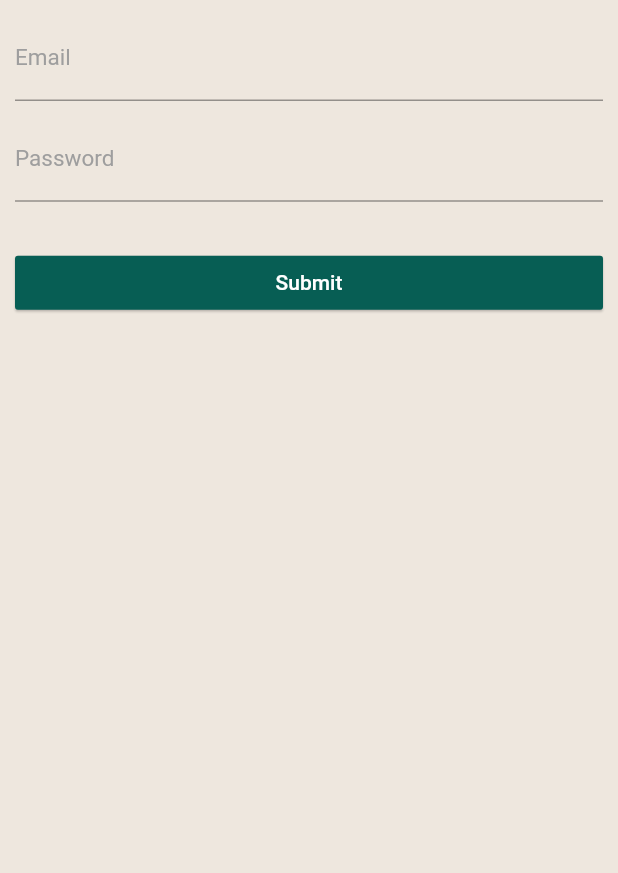
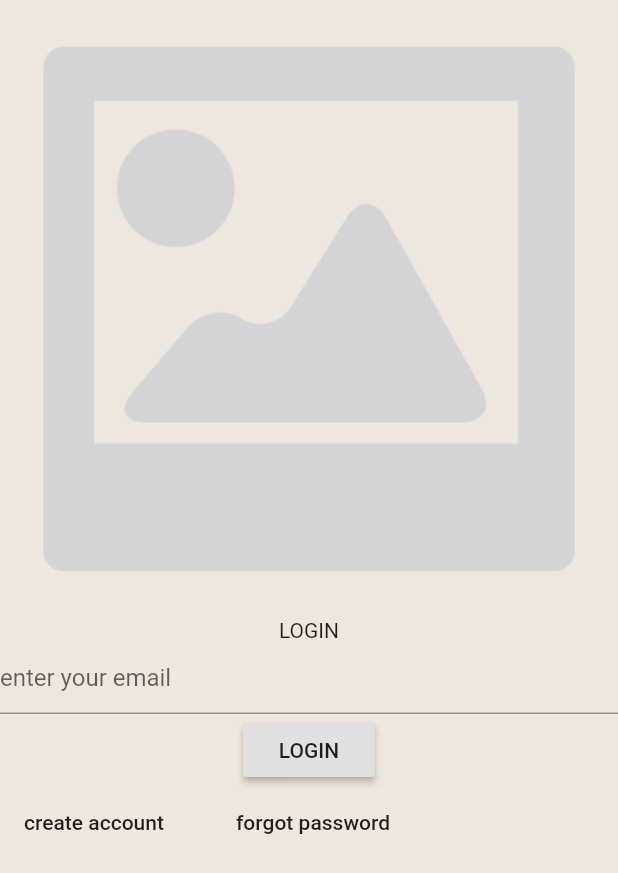
Before and after one commit to olikhanbd/flutter-chat, a Flutter app: the screen it shows after launch, on a phone screen of 412 x 824 dp. Shown: the top 873 px of the screen. Run offline on Flutter 3.47's test engine with Material 2 defaults, Android fonts, the phone set to English and light mode, and no system bars; our stand-ins replace cached_network_image, image_picker.

Commit message:
Auth screen updated

```diff
--- a/lib/screens/auth_screen.dart
+++ b/lib/screens/auth_screen.dart
@@ -8,6 +8,9 @@ class AuthScreen extends StatefulWidget {
 class _AuthScreenState extends State<AuthScreen> {
   String appBarTitle = "Login";
   bool isLogin = true;
+
+  final String loginLogo = "images/placeholder.png";
+  final String regLogo = "images/placeholder.png";
 
   TextEditingController emailController = TextEditingController();
   TextEditingController passwordController = TextEditingController();
@@ -26,74 +29,35 @@ class _AuthScreenState extends State<AuthScreen> {
   }
 
   Widget buildLogin() {
-    return Container(
-      child: Form(
-          key: _formKey,
-          child: Padding(
-            padding: EdgeInsets.all(10.0),
-            child: ListView(
-              children: <Widget>[
-                ///////////////////EMAIL INPUT//////////////////////////////////
-                Container(
-                    margin: EdgeInsets.only(bottom: 10.0),
-                    child: TextFormField(
-                      controller: emailController,
-                      validator: (String value) {
-                        if (value.isEmpty)
-                          return "Please enter a valid email address";
-                      },
-                      keyboardType: TextInputType.emailAddress,
-                      style: TextStyle(fontSize: 15.0),
-                      decoration: InputDecoration(
-                          labelText: "Email",
-                          labelStyle:
-                              TextStyle(fontSize: 15.0, color: Colors.grey),
-                          errorStyle:
-                              TextStyle(color: Colors.red, fontSize: 15.0),
-                          border: UnderlineInputBorder(
-                              borderSide: BorderSide(
-                                  color: Theme.of(context).primaryColor,
-                                  width: 1.0))),
-                    )),
-
-                /////////////////////////PASSWORD INPUT/////////////////////////
-                Container(
-                    margin: EdgeInsets.only(bottom: 10.0),
-                    child: TextFormField(
-                      controller: passwordController,
-                      validator: (String value) {
-                        if (value.isEmpty)
-                          return "Please enter a valid password";
-                      },
-                      style: TextStyle(fontSize: 15.0),
-                      obscureText: true,
-                      decoration: InputDecoration(
-                          labelText: "Password",
-                          labelStyle:
-                              TextStyle(fontSize: 15.0, color: Colors.grey),
-                          errorStyle:
-                              TextStyle(color: Colors.red, fontSize: 15.0),
-                          border: UnderlineInputBorder(
-                              borderSide: BorderSide(
-                                  color: Theme.of(context).primaryColor,
-                                  width: 1.0))),
-                    )),
-
-                /////////////////////////SUBMIT BUTTON//////////////////////////
-                Container(
-                    margin: EdgeInsets.only(top: 20.0, bottom: 10.0),
-                    child: RaisedButton(
-                      color: Theme.of(context).primaryColor,
-                      elevation: 0.7,
-                      child: Text(
-                        "Submit",
-                        style: TextStyle(color: Colors.white),
-                      ),
-                      onPressed: () {},
-                    ))
-              ],
+    return SingleChildScrollView(
+      child: Column(
+        children: <Widget>[
+          Image.asset(loginLogo),
+          Text("Login".toUpperCase()),
+          TextField(
+            decoration: InputDecoration(
+              hintText: "enter your email",
             ),
-          )),
+          ),
+          RaisedButton(
+            child: Text("Login".toUpperCase()),
+            onPressed: (){},
+          ),
+          Row(
+            children: <Widget>[
+              FlatButton(
+                child: Text("create account".toLowerCase()),
+                onPressed: (){},
+              ),
+              VerticalDivider(),
+              FlatButton(
+                child: Text("Forgot password".toLowerCase()),
+                onPressed: (){},
+              )
+            ],
+          )
+        ],
+      ),
     );
   }
 
```
